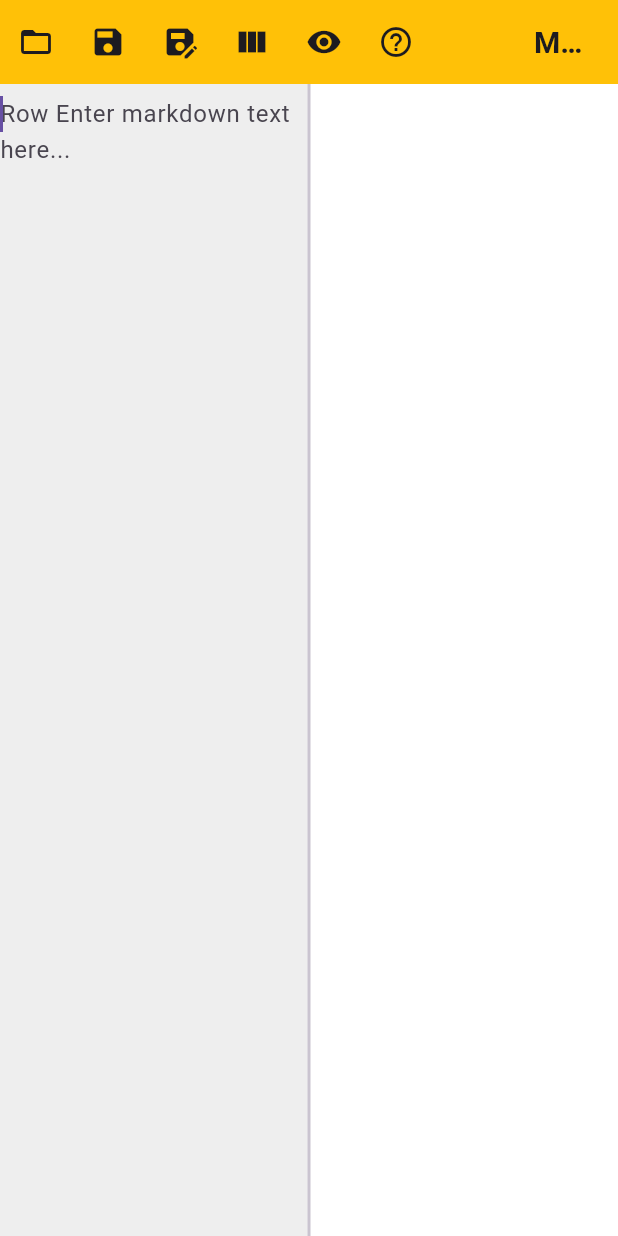
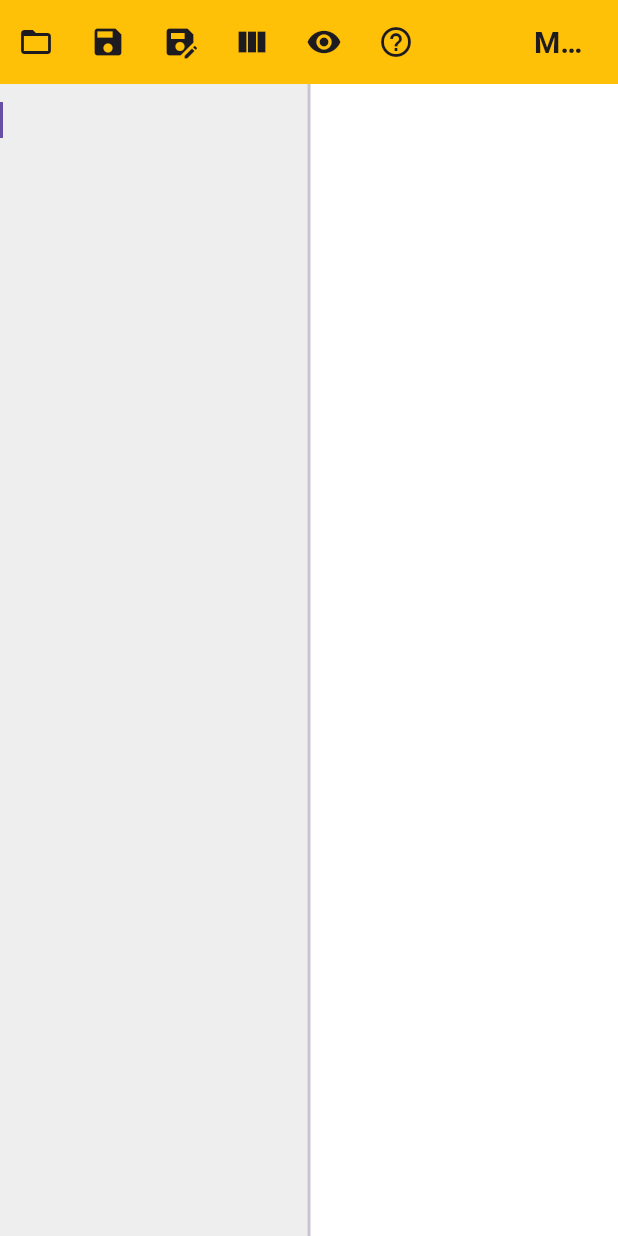
Before and after one commit to jej8076/mdbuddy, a Flutter app: the screen it shows after launch, after a tap on the "view sidebar" icon, on a phone screen of 412 x 824 dp. Run offline on Flutter 3.47's test engine with Material 3 defaults, Android fonts, the phone set to English and light mode, and no system bars; our stand-ins replace file_picker, flutter_markdown.

Commit message:
hintText 제거

```diff
--- a/lib/main.dart
+++ b/lib/main.dart
@@ -291,7 +291,6 @@ class _MarkdownEditorState extends State<MarkdownEditor> {
                   controller: _controller,
                   maxLines: null,
                   decoration: InputDecoration(
-                    hintText: 'Row Enter markdown text here...',
                     border: InputBorder.none,
                     filled: false, // 배경색 비활성화 (Container에서 처리)
                   ),
```
